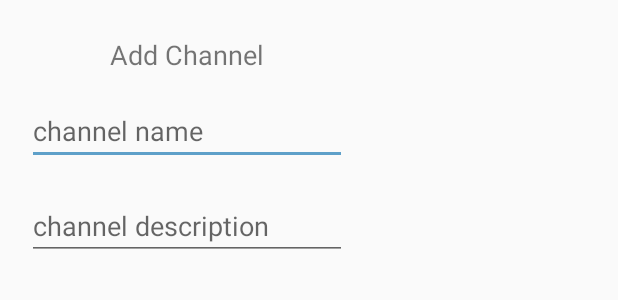
After one commit to rohanwaugh/Smack, an Android app: the layout add_channel_dialog.xml on its own in the app's theme, with its tools: preview values and no code run, on a phone screen of 412 x 824 dp. The commit adds this screen. Shown: the top 300 px of the screen. Run offline under Robolectric (Android 15) with nearby library versions, the phone set to English and light mode, and no system bars.

Commit message:
Add Channel Dialog design implemented

```diff
--- /dev/null
+++ b/app/src/main/res/layout/add_channel_dialog.xml
@@ -0,0 +1,44 @@
+<?xml version="1.0" encoding="utf-8"?>
+<LinearLayout xmlns:android="http://schemas.android.com/apk/res/android"
+    android:layout_width="wrap_content"
+    android:layout_height="wrap_content"
+    android:orientation="vertical">
+
+
+    <TextView
+        android:id="@+id/textView3"
+        android:layout_width="match_parent"
+        android:layout_height="wrap_content"
+        android:layout_marginTop="24dp"
+        android:layout_marginBottom="16dp"
+        android:layout_weight="1"
+        android:text="@string/add_channel_text"
+        android:textAlignment="center"
+        android:textSize="18sp" />
+
+    <EditText
+        android:id="@+id/addChannelNameText"
+        android:layout_width="match_parent"
+        android:layout_height="wrap_content"
+        android:layout_marginLeft="18dp"
+        android:layout_marginRight="18dp"
+        android:layout_marginBottom="18dp"
+        android:layout_weight="1"
+        android:ems="10"
+        android:hint="@string/channel_name_hint_text"
+        android:inputType="textPersonName"
+        android:textColor="@android:color/darker_gray" />
+
+    <EditText
+        android:id="@+id/addChannelDescriptionText"
+        android:layout_width="match_parent"
+        android:layout_height="wrap_content"
+        android:layout_marginLeft="18dp"
+        android:layout_marginRight="18dp"
+        android:layout_marginBottom="18dp"
+        android:layout_weight="1"
+        android:ems="10"
+        android:hint="@string/channel_description_hint_text"
+        android:inputType="textPersonName"
+        android:textColor="@android:color/darker_gray" />
+</LinearLayout>
--- a/app/src/main/res/layout/nav_header_main.xml
+++ b/app/src/main/res/layout/nav_header_main.xml
@@ -57,13 +57,13 @@
         app:layout_constraintStart_toStartOf="parent" />
 
     <ImageButton
-        android:id="@+id/addUserButton"
+        android:id="@+id/addChannelButton"
         android:layout_width="25dp"
         android:layout_height="25dp"
         android:layout_marginEnd="8dp"
         android:layout_marginBottom="8dp"
         android:background="@android:color/transparent"
-        android:onClick="addUserButtonClicked"
+        android:onClick="addChannelButtonClicked"
         android:padding="5dp"
         android:scaleType="fitXY"
         app:layout_constraintBottom_toBottomOf="parent"
--- a/app/src/main/res/values/strings.xml
+++ b/app/src/main/res/values/strings.xml
@@ -21,4 +21,9 @@
     <string name="user_validation_text">Please fill username, password and email</string>
     <string name="logout_button_text">Logout</string>
     <string name="user_not_found_text">User not found</string>
+    <string name="add_channel_text">Add Channel</string>
+    <string name="channel_name_hint_text">channel name</string>
+    <string name="channel_description_hint_text">channel description</string>
+    <string name="ok_button_text">OK</string>
+    <string name="cancel_button_text">CANCEL</string>
 </resources>
```
Also changed, not shown: app/src/main/java/com/android/smack/controller/MainActivity.kt (+47 -10 lines).
